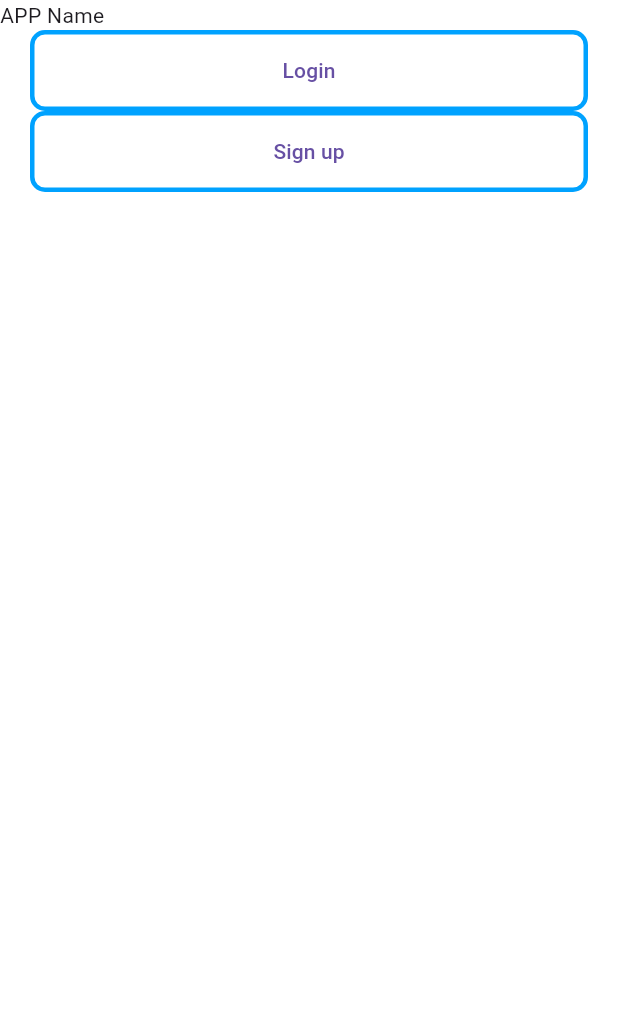
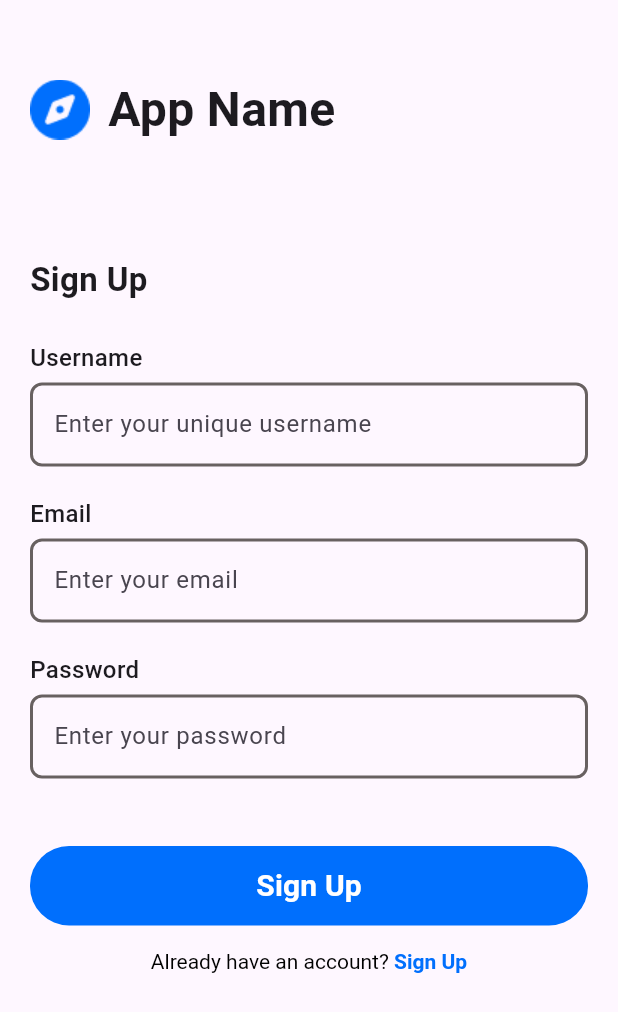
Before and after one commit to UTRGV-CSCI-Senior-Project/senior_final_project, a Flutter app: the screen it shows after launch, after a tap on "Sign up", on a phone screen of 412 x 824 dp. Shown: the top 1012 px of the screen. Run offline on Flutter 3.47's test engine with Material 3 defaults, Android fonts, the phone set to English and light mode, and no system bars; our stand-ins replace cloud_firestore, firebase_auth, firebase_core; accounts and stored records are empty; generated files the repository leaves out were written again.

Commit message:
Sign up capabilities added

```diff
--- /dev/null
+++ b/lib/models/user_model.dart
@@ -0,0 +1,24 @@
+class UserModel {
+  final String uid;
+  final String username;
+  final String? fullName;
+  final String email;
+  final bool isProfessional;
+
+  UserModel(
+      {required this.uid,
+      required this.username,
+      this.fullName,
+      required this.email,
+      required this.isProfessional});
+
+  toJson() {
+    return {
+      "uid": uid,
+      "username": username,
+      "fullName": fullName,
+      "email": email,
+      "isProfessional": isProfessional
+    };
+  }
+}
--- /dev/null
+++ b/lib/repositories/user_repository.dart
@@ -0,0 +1,44 @@
+import 'package:cloud_firestore/cloud_firestore.dart';
+import 'package:senior_final_project/models/user_model.dart';
+import 'package:senior_final_project/services/auth_services.dart';
+
+class UserRepository {
+  final db = FirebaseFirestore.instance;
+
+  Future<void> createUser(
+      String username, String email, String password) async {
+    try {
+      bool usernameIsUnique = await isUsernameUnique(username);
+
+      if (usernameIsUnique) {
+        final result =
+            await AuthServices().signUp(email: email, password: password);
+
+        if (result != null) {
+          final user = UserModel(
+              uid: result,
+              username: username,
+              email: email,
+              isProfessional: false);
+          try {
+            await db.collection('users').add(user.toJson());
+          } catch (e) {
+            throw Exception('An error ocurred. Try again later');
+          }
+        }
+      } else {
+        throw Exception('Username is already taken');
+      }
+    } catch (e) {
+      throw Exception(e);
+    }
+  }
+
+  Future<bool> isUsernameUnique(String username) async {
+    final querySnapshot = await db
+        .collection('users')
+        .where('username', isEqualTo: username)
+        .get();
+    return querySnapshot.docs.isEmpty;
+  }
+}
--- /dev/null
+++ b/lib/services/auth_services.dart
@@ -0,0 +1,25 @@
+import 'package:firebase_auth/firebase_auth.dart';
+
+class AuthServices {
+  Future<String?> signUp(
+      {required String email, required String password}) async {
+    try {
+      final credential = await FirebaseAuth.instance
+          .createUserWithEmailAndPassword(email: email, password: password);
+      return credential.user?.uid;
+    } on FirebaseAuthException catch (e) {
+      String errorMessage;
+
+      if (e.code == 'weak-password') {
+        errorMessage = "The password provided is too weak.";
+      } else if (e.code == 'email-already-in-use') {
+        errorMessage = "An account already exists for that email.";
+      } else {
+        errorMessage = "An error ocurred. Try again later";
+      }
+      throw Exception(errorMessage);
+    } catch (e) {
+      throw Exception("An error ocurred. Try again later");
+    }
+  }
+}
--- /dev/null
+++ b/lib/views/signup_screen.dart
@@ -0,0 +1,151 @@
+import 'package:flutter/material.dart';
+import 'package:senior_final_project/repositories/user_repository.dart';
+import 'package:senior_final_project/widgets/snackbar_widget.dart';
+import 'package:senior_final_project/views/home_screen.dart';
+
+class SignupScreen extends StatelessWidget {
+  SignupScreen({super.key});
+
+  final _usernameController = TextEditingController();
+  final _emailController = TextEditingController();
+  final _passwordController = TextEditingController();
+
+  @override
+  Widget build(BuildContext context) {
+    return Scaffold(
+      body: SafeArea(
+          child: SingleChildScrollView(
+        child: Padding(
+          padding: const EdgeInsets.all(20),
+          child: Column(
+            mainAxisAlignment: MainAxisAlignment.start,
+            crossAxisAlignment: CrossAxisAlignment.start,
+            children: [
+              const SizedBox(
+                height: 30,
+              ),
+              Row(
+                crossAxisAlignment: CrossAxisAlignment.center,
+                mainAxisAlignment: MainAxisAlignment.start,
+                children: [
+                  Image.asset('assets/Explore.png'),
+                  const Padding(padding: EdgeInsets.only(right: 12)),
+                  const Text(
+                    "App Name",
+                    style: TextStyle(fontSize: 32, fontWeight: FontWeight.w700),
+                  ),
+                ],
+              ),
+              const SizedBox(
+                height: 75,
+              ),
+              const Text(
+                "Sign Up",
+                style: TextStyle(fontSize: 22, fontWeight: FontWeight.w600),
+              ),
+              const SizedBox(
+                height: 25,
+              ),
+              _inputField('Username', 'Enter your unique username',
+                  TextInputType.text, _usernameController),
+              _inputField('Email', 'Enter your email',
+                  TextInputType.emailAddress, _emailController),
+              _inputField('Password', 'Enter your password', TextInputType.text,
+                  _passwordController,
+                  isPassword: true),
+              const SizedBox(
+                height: 25,
+              ),
+              SizedBox(
+                width: double.infinity,
+                child: TextButton(
+                  onPressed: () async {
+                    if(_usernameController.text.isEmpty || _emailController.text.isEmpty || _passwordController.text.isEmpty){
+                      showCustomSnackBar(context, 'Please fill in all fields.');
+                    }else{
+
+                    try {
+                      await UserRepository().createUser(
+                          _usernameController.text,
+                          _emailController.text,
+                          _passwordController.text);
+                      Navigator.pushReplacement(
+                          context,
+                          MaterialPageRoute(
+                              builder: (context) => const HomeScreen()));
+                    } catch (e) {
+                      showCustomSnackBar(context, e.toString());
+                    }}
+                  },
+                  style: TextButton.styleFrom(
+                      shape: RoundedRectangleBorder(
+                          borderRadius: BorderRadius.circular(26)),
+                      backgroundColor: const Color.fromARGB(255, 0, 111, 253),
+                      padding: const EdgeInsets.symmetric(vertical: 12)),
+                  child: const Text(
+                    'Sign Up',
+                    style: TextStyle(
+                        color: Colors.white,
+                        fontSize: 20,
+                        fontWeight: FontWeight.bold),
+                  ),
+                ),
+              ),
+              SizedBox(
+                width: double.infinity,
+                child: TextButton(
+                  onPressed: () {},
+                  child: RichText(
+                      text: const TextSpan(
+                          text: "Already have an account? ",
+                          style: TextStyle(
+                              fontWeight: FontWeight.normal,
+                              color: Colors.black),
+                          children: [
+                        TextSpan(
+                            text: 'Sign Up',
+                            style: TextStyle(
+                                fontWeight: FontWeight.bold,
+                                color: Color.fromARGB(255, 0, 111, 253)))
+                      ])),
+                ),
+              ),
+            ],
+          ),
+        ),
+      )),
+    );
+  }
+}
+
+Widget _inputField(String label, String hintText, TextInputType keyboardType,
+    TextEditingController controller,
+    {bool isPassword = false}) {
+  return Padding(
+    padding: const EdgeInsets.only(bottom: 20),
+    child: Column(crossAxisAlignment: CrossAxisAlignment.start, children: [
+      Text(
+        label,
+        style: const TextStyle(fontSize: 16, fontWeight: FontWeight.w500),
+      ),
+      const Padding(padding: EdgeInsets.only(bottom: 5)),
+      TextField(
+        controller: controller,
+        cursorColor: const Color.fromARGB(255, 0, 111, 253),
+        obscureText: isPassword,
+        keyboardType: keyboardType,
+        decoration: InputDecoration(
+          hintText: hintText,
+          focusedBorder: const OutlineInputBorder(
+              borderRadius: BorderRadius.all(Radius.circular(8)),
+              borderSide: BorderSide(
+                  color: Color.fromARGB(255, 0, 111, 253), width: 2.3)),
+          enabledBorder: const OutlineInputBorder(
+              borderRadius: BorderRadius.all(Radius.circular(8)),
+              borderSide: BorderSide(
+                  color: Color.fromARGB(255, 104, 97, 97), width: 2)),
+        ),
+      ),
+    ]),
+  );
+}
--- a/lib/views/welcome_screen.dart
+++ b/lib/views/welcome_screen.dart
@@ -1,4 +1,6 @@
 import 'package:flutter/material.dart';
+import 'package:senior_final_project/views/home_screen.dart';
+import 'package:senior_final_project/views/signup_screen.dart';
 
 class WelcomeScreen extends StatelessWidget {
   const WelcomeScreen({super.key});
@@ -22,7 +24,8 @@ class WelcomeScreen extends StatelessWidget {
                       width: 3,
                     ),
                     borderRadius: BorderRadius.all(Radius.circular(10))),
-                child: TextButton(onPressed: () {}, child: Text('Login')),
+                child: TextButton(onPressed: () {
+                }, child: Text('Login')),
               ),
               Container(
                 width: screenWidth - 40,
@@ -32,7 +35,9 @@ class WelcomeScreen extends StatelessWidget {
                       width: 3,
                     ),
                     borderRadius: BorderRadius.all(Radius.circular(10))),
-                child: TextButton(onPressed: () {}, child: Text('Sign up')),
+                child: TextButton(onPressed: () {
+                  Navigator.push(context, MaterialPageRoute(builder: (context) => SignupScreen()));
+                }, child: Text('Sign up')),
               )
             ],
           )
--- a/pubspec.yaml
+++ b/pubspec.yaml
@@ -39,6 +39,8 @@ dependencies:
   flutter_driver:
     sdk: flutter
   firebase_core: ^3.4.0
+  firebase_auth: ^5.3.0
+  cloud_firestore: ^5.4.2
 
 dev_dependencies:
   flutter_test:
@@ -61,6 +63,8 @@ flutter:
   # included with your application, so that you can use the icons in
   # the material Icons class.
   uses-material-design: true
+  assets:
+    - assets/Explore.png
 
   # To add assets to your application, add an assets section, like this:
   # assets:
```
Also changed, not shown: lib/views/home_screen.dart (added, +21 -0 lines), lib/widgets/snackbar_widget.dart (added, +7 -0 lines), assets/Explore.png (added), pubspec.lock, 8 other files.
